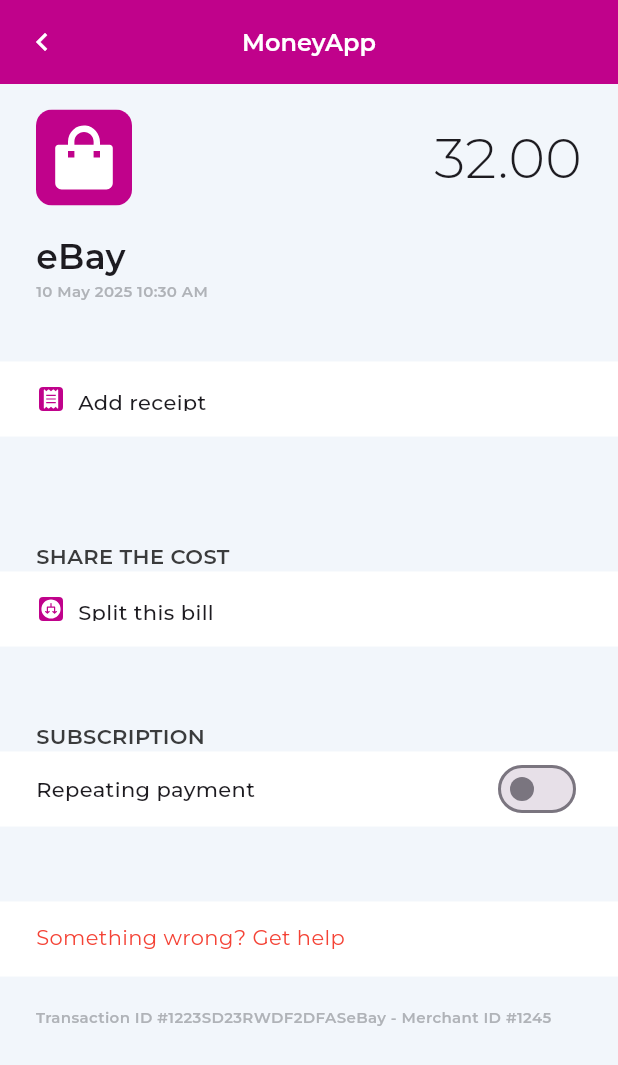
After one commit to nedzmijak/MoneyApp, a Flutter app: the TransactionDetailsScreen screen opened by its route, on a phone screen of 412 x 824 dp. The commit adds this screen. Shown: the top 1065 px of the screen. Run offline on Flutter 3.47's test engine with Material 3 defaults, Android fonts, the phone set to English and light mode, and no system bars; our stand-ins replace flutter_bloc, flutter_svg, go_router, google_fonts.

Commit message:
transaction details ui

```diff
--- /dev/null
+++ b/moneyapp/lib/src/features/transaction_details/screens/transaction_details_screen.dart
@@ -0,0 +1,222 @@
+import 'package:flutter/material.dart';
+import 'package:flutter_svg/flutter_svg.dart';
+import 'package:go_router/go_router.dart';
+import 'package:google_fonts/google_fonts.dart';
+import 'package:moneyapp/src/routing/app_routes.dart';
+import 'package:intl/intl.dart';
+
+class TransactionDetailsScreen extends StatelessWidget {
+  @override
+  Widget build(BuildContext context) {
+    bool isRepeating = false;
+    return Scaffold(
+      appBar: AppBar(
+        leading: IconButton(
+          onPressed: () {
+            context.go(AppRoutes.transactions, extra: "");
+          },
+          icon: Icon(
+            Icons.keyboard_arrow_left,
+            color: Colors.white,
+          ),
+        ),
+        title: Text(
+          "MoneyApp",
+          style: GoogleFonts.montserrat(
+            color: Colors.white,
+            fontSize: 16,
+            fontWeight: FontWeight.w600,
+          ),
+        ),
+        backgroundColor: const Color.fromRGBO(192, 2, 139, 1.0),
+        centerTitle: true,
+      ),
+      backgroundColor: const Color.fromARGB(255, 242, 246, 251),
+      body: SingleChildScrollView(
+        child: Column(
+          crossAxisAlignment: CrossAxisAlignment.start,
+          children: [
+            Padding(
+              padding: EdgeInsets.symmetric(horizontal: 24, vertical: 17),
+              child: Row(
+                children: [
+                  SvgPicture.asset(
+                    'assets/icons/payment_icon.svg',
+                    width: 64,
+                    height: 64,
+                  ),
+                  Spacer(),
+                  Text(
+                    "32.00",
+                    style: GoogleFonts.montserrat(
+                      fontWeight: FontWeight.w300,
+                      fontSize: 37,
+                    ),
+                  )
+                ],
+              ),
+            ),
+            Padding(
+              padding: EdgeInsets.symmetric(horizontal: 24),
+              child: Column(
+                crossAxisAlignment: CrossAxisAlignment.start,
+                mainAxisAlignment: MainAxisAlignment.start,
+                children: [
+                  Text(
+                    "eBay",
+                    style: GoogleFonts.montserrat(
+                        fontWeight: FontWeight.w600, fontSize: 23),
+                  ),
+                  Text(
+                      DateFormat('dd MMMM yyyy hh:mm a').format(DateTime.now()),
+                      style: GoogleFonts.montserrat(
+                          fontWeight: FontWeight.w600,
+                          fontSize: 10,
+                          color: Color.fromRGBO(176, 179, 184, 1))),
+                ],
+              ),
+            ),
+            SizedBox(
+              height: 40,
+            ),
+            Container(
+              color: Colors.white,
+              height: 50,
+              width: double.infinity,
+              child: Padding(
+                padding: EdgeInsets.only(left: 24, top: 17, bottom: 17),
+                child: Row(
+                  children: [
+                    SvgPicture.asset(
+                      'assets/icons/receipt.svg',
+                    ),
+                    SizedBox(
+                      width: 8,
+                    ),
+                    Text(
+                      "Add receipt",
+                      style: GoogleFonts.montserrat(
+                          fontWeight: FontWeight.w500, fontSize: 14),
+                    )
+                  ],
+                ),
+              ),
+            ),
+            SizedBox(
+              height: 70,
+            ),
+            Padding(
+              padding: EdgeInsets.symmetric(horizontal: 24),
+              child: Text(
+                "SHARE THE COST",
+                style: GoogleFonts.montserrat(
+                    fontWeight: FontWeight.w600,
+                    fontSize: 14,
+                    color: Color.fromRGBO(58, 59, 60, 1)),
+              ),
+            ),
+            Container(
+              color: Colors.white,
+              height: 50,
+              width: double.infinity,
+              child: Padding(
+                padding: EdgeInsets.only(left: 24, top: 17, bottom: 17),
+                child: Row(
+                  children: [
+                    SvgPicture.asset(
+                      'assets/icons/split.svg',
+                    ),
+                    SizedBox(
+                      width: 8,
+                    ),
+                    Text(
+                      "Split this bill",
+                      style: GoogleFonts.montserrat(
+                          fontWeight: FontWeight.w500, fontSize: 14),
+                    )
+                  ],
+                ),
+              ),
+            ),
+            SizedBox(
+              height: 50,
+            ),
+            Padding(
+              padding: EdgeInsets.symmetric(horizontal: 24),
+              child: Text(
+                "SUBSCRIPTION",
+                style: GoogleFonts.montserrat(
+                    fontWeight: FontWeight.w600,
+                    fontSize: 14,
+                    color: Color.fromRGBO(58, 59, 60, 1)),
+              ),
+            ),
+            Container(
+              color: Colors.white,
+              height: 50,
+              width: double.infinity,
+              child: Padding(
+                padding: EdgeInsets.symmetric(horizontal: 24),
+                child: Row(
+                  children: [
+                    Text(
+                      "Repeating payment",
+                      style: GoogleFonts.montserrat(
+                        fontWeight: FontWeight.w500,
+                        fontSize: 14,
+                      ),
+                    ),
+                    Spacer(),
+                    StatefulBuilder(
+                      builder: (context, setState) {
+                        return Switch(
+                          value: isRepeating,
+                          onChanged: (value) {
+                            setState(() {
+                              isRepeating = value;
+                            });
+                          },
+                          activeColor: const Color.fromRGBO(192, 2, 139, 1.0),
+                        );
+                      },
+                    ),
+                  ],
+                ),
+              ),
+            ),
+            SizedBox(
+              height: 50,
+            ),
+            Container(
+              color: Colors.white,
+              height: 50,
+              width: double.infinity,
+              child: Padding(
+                padding:
+                    EdgeInsets.only(left: 24, top: 14, bottom: 14, right: 25),
+                child: Text(
+                  "Something wrong? Get help",
+                  style: GoogleFonts.montserrat(
+                      fontWeight: FontWeight.w400,
+                      fontSize: 14,
+                      color: Colors.red),
+                ),
+              ),
+            ),
+            Padding(
+              padding: EdgeInsets.symmetric(horizontal: 24, vertical: 20),
+              child: Text(
+                "Transaction ID #1223SD23RWDF2DFASeBay - Merchant ID #1245",
+                textAlign: TextAlign.center,
+                style: GoogleFonts.montserrat(
+                    fontWeight: FontWeight.w600,
+                    fontSize: 10,
+                    color: Color.fromRGBO(176, 179, 184, 1)),
+              ),
+            )
+          ],
+        ),
+      ),
+    );
+  }
+}
--- a/moneyapp/lib/src/features/transactions/screens/transactions_screen.dart
+++ b/moneyapp/lib/src/features/transactions/screens/transactions_screen.dart
@@ -144,7 +144,13 @@
                           child: Row(
                             crossAxisAlignment: CrossAxisAlignment.start,
                             children: [
-                              SvgPicture.asset('assets/icons/payment_icon.svg'),
+                              IconButton(
+                                onPressed: () {
+                                  context.go(AppRoutes.transactionDetails);
+                                },
+                                icon: SvgPicture.asset(
+                                    'assets/icons/payment_icon.svg'),
+                              ),
                               SizedBox(
                                 width: 8,
                               ),
--- a/moneyapp/lib/src/routing/app_router.dart
+++ b/moneyapp/lib/src/routing/app_router.dart
@@ -3,6 +3,7 @@
 import 'package:moneyapp/src/features/pay/bloc/amount_cubit.dart';
 import 'package:moneyapp/src/features/pay/screens/pay_screen.dart';
 import 'package:moneyapp/src/features/pay/screens/pay_who_screen.dart';
+import 'package:moneyapp/src/features/transaction_details/screens/transaction_details_screen.dart';
 import 'package:moneyapp/src/features/transactions/screens/transactions_screen.dart';
 import 'app_routes.dart';
 
@@ -25,5 +26,8 @@
     ),
     GoRoute(
         path: AppRoutes.payWho, builder: (context, state) => PayWhoScreen()),
+    GoRoute(
+        path: AppRoutes.transactionDetails,
+        builder: (context, state) => TransactionDetailsScreen()),
   ],
 );
--- a/moneyapp/lib/src/routing/app_routes.dart
+++ b/moneyapp/lib/src/routing/app_routes.dart
@@ -3,4 +3,5 @@
   static const String transactions = '/transactions';
   static const String pay = '/pay';
   static const String payWho = '/pay_who';
+  static const String transactionDetails = '/transaction_details';
 }
--- a/moneyapp/pubspec.yaml
+++ b/moneyapp/pubspec.yaml
@@ -39,6 +39,7 @@
   flutter_svg: ^2.1.0
   bloc: ^9.0.0
   flutter_bloc: ^9.1.1
+  intl: ^0.20.2
 
 dev_dependencies:
   flutter_test:
```
Also changed, not shown: moneyapp/assets/icons/receipt.svg (added), moneyapp/assets/icons/split.svg (added), moneyapp/pubspec.lock.
